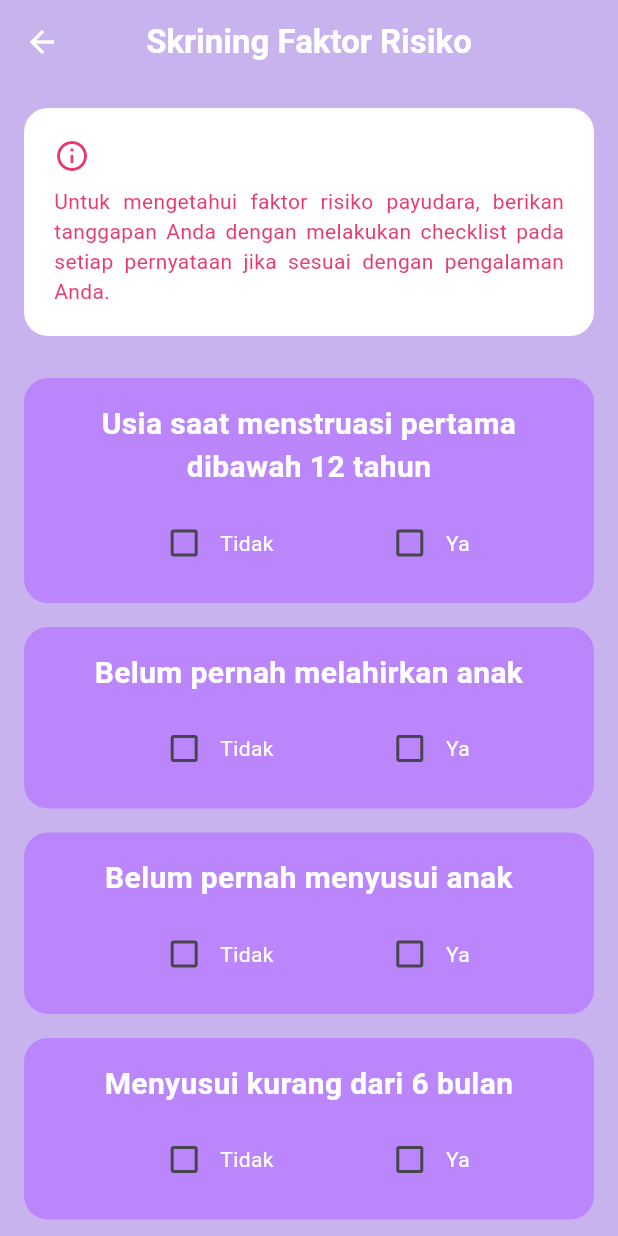
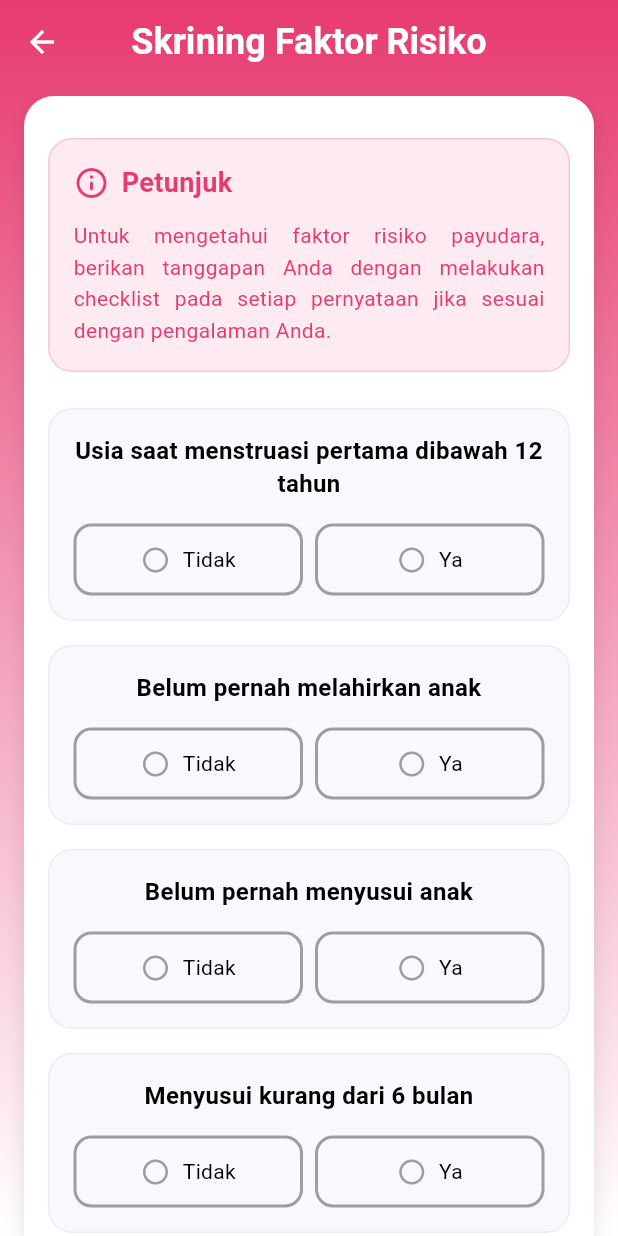
Before and after one commit to abuamar142/my_sadari, a Flutter app: the ScreeningView screen opened by its route, on a phone screen of 412 x 824 dp. Run offline on Flutter 3.47's test engine with Material 3 defaults, Android fonts, the phone set to English and light mode, and no system bars; our stand-ins replace awesome_notifications, get, get_storage, graphql_flutter, permission_handler; missing offline and left inert: flutter_inappwebview; accounts and stored records are empty.

Commit message:
screening: revamp screening ui

```diff
--- a/lib/app/modules/home/views/home_view.dart
+++ b/lib/app/modules/home/views/home_view.dart
@@ -156,7 +156,7 @@ class HomeView extends GetView<HomeController> {
     return Column(
       children: [
         MenuWidget(
-          title: 'SKRENING\nFAKTOR\nRESIKO',
+          title: 'SKRiNING\nFAKTOR\nRESIKO',
           image: AppImages.menu1,
           route: () => Get.toNamed(Routes.screening),
           color: AppColors.teal1,
--- a/lib/app/modules/screening/views/screening_view.dart
+++ b/lib/app/modules/screening/views/screening_view.dart
@@ -1,23 +1,28 @@
 import 'package:flutter/material.dart';
 import 'package:get/get.dart';
-import 'package:my_sadari/app/styles/app_colors.dart';
-import 'package:my_sadari/app/styles/app_dimension.dart';
 
+import '../../../styles/app_colors.dart';
+import '../../../styles/app_dimension.dart';
+import '../../../styles/app_text_style.dart';
 import '../controllers/screening_controller.dart';
 
 class ScreeningView extends GetView<ScreeningController> {
   const ScreeningView({super.key});
-
   @override
   Widget build(BuildContext context) {
-    return Scaffold(
-      backgroundColor: AppColors.blue2,
+    return Container(
+      decoration: BoxDecoration(gradient: AppColors.background1),
+      child: Scaffold(
+        backgroundColor: Colors.transparent,
         appBar: AppBar(
           title: Text(
             'Skrining Faktor Risiko',
-          style: TextStyle(fontWeight: FontWeight.bold, color: AppColors.white),
+            style: AppTextStyle.headingLarge2.copyWith(
+              fontWeight: FontWeight.bold,
+            ),
           ),
           backgroundColor: Colors.transparent,
+          elevation: 0,
           centerTitle: true,
           leading: IconButton(
             onPressed: () => Get.back(),
@@ -25,35 +30,76 @@ class ScreeningView extends GetView<ScreeningController> {
           ),
           automaticallyImplyLeading: false,
         ),
-      body: ListView(
+        body: Center(
+          child: SingleChildScrollView(
+            child: Container(
               padding: EdgeInsets.all(AppDimensions.paddingLarge),
+              margin: EdgeInsets.symmetric(
+                horizontal: AppDimensions.paddingLarge,
+                vertical: AppDimensions.paddingMedium,
+              ),
+              width: Get.width * 0.95,
+              decoration: BoxDecoration(
+                color: AppColors.white,
+                borderRadius: BorderRadius.circular(AppDimensions.radiusLarge),
+                boxShadow: [
+                  BoxShadow(
+                    color: Colors.black.withValues(alpha: 0.1),
+                    blurRadius: 10,
+                    offset: Offset(0, 5),
+                  ),
+                ],
+              ),
+              child: Column(
+                crossAxisAlignment: CrossAxisAlignment.center,
                 children: [
+                  SizedBox(height: 12),
                   _warning(),
-          SizedBox(height: 20),
+                  SizedBox(height: 24),
                   _questions(),
-          SizedBox(height: 24),
                   _submitButton(),
+                  SizedBox(height: 12),
                 ],
+              ),
+            ),
+          ),
+        ),
       ),
     );
   }
 
   Widget _warning() {
     return Container(
-      padding: EdgeInsets.all(20),
+      width: double.infinity,
+      padding: EdgeInsets.all(AppDimensions.paddingLarge),
       decoration: BoxDecoration(
-        color: AppColors.white,
-        borderRadius: BorderRadius.circular(16),
+        color: AppColors.pink.withValues(alpha: 0.1),
+        borderRadius: BorderRadius.circular(AppDimensions.radiusMedium),
+        border: Border.all(color: AppColors.pink.withValues(alpha: 0.2)),
       ),
       child: Column(
         crossAxisAlignment: CrossAxisAlignment.start,
         children: [
-          Icon(Icons.info_outline_rounded, color: AppColors.pink),
-          SizedBox(height: 8),
+          Row(
+            children: [
+              Icon(Icons.info_outline_rounded, color: AppColors.pink, size: 24),
+              SizedBox(width: 8),
               Text(
+                'Petunjuk',
+                style: AppTextStyle.headingSmall1.copyWith(
+                  color: AppColors.pink,
+                ),
+              ),
+            ],
+          ),
+          SizedBox(height: 12),
+          Text(
+            "Untuk mengetahui faktor risiko payudara, berikan tanggapan Anda dengan melakukan checklist pada setiap pernyataan jika sesuai dengan pengalaman Anda.",
             textAlign: TextAlign.justify,
-            "Untuk mengetahui faktor risiko payudara, berikan tanggapan Anda dengan melakukan checklist pada setiap pernyataan jika sesuai dengan pengalaman Anda.",
-            style: TextStyle(color: AppColors.pink),
+            style: AppTextStyle.bodyMedium1.copyWith(
+              color: AppColors.pink,
+              height: 1.5,
+            ),
           ),
         ],
       ),
@@ -64,54 +110,130 @@ class ScreeningView extends GetView<ScreeningController> {
     final stmt = controller.statements[index];
 
     return Container(
-      margin: EdgeInsets.symmetric(vertical: 8),
-      padding: EdgeInsets.all(16),
+      margin: EdgeInsets.only(bottom: AppDimensions.paddingLarge),
+      padding: EdgeInsets.all(AppDimensions.paddingLarge),
       decoration: BoxDecoration(
-        color: AppColors.purple1,
-        borderRadius: BorderRadius.circular(16),
+        color: AppColors.blue2.withValues(alpha: 0.1),
+        borderRadius: BorderRadius.circular(AppDimensions.radiusMedium),
+        border: Border.all(color: AppColors.blue2.withValues(alpha: 0.2)),
       ),
       child: Column(
         crossAxisAlignment: CrossAxisAlignment.center,
         children: [
           Text(
             stmt.text,
+            style: AppTextStyle.bodyLarge1.copyWith(
+              color: AppColors.black,
+              height: 1.4,
+            ),
             textAlign: TextAlign.center,
-            style: TextStyle(
-              color: AppColors.white,
-              fontSize: 20,
-              fontWeight: FontWeight.bold,
+          ),
+          SizedBox(height: AppDimensions.paddingLarge),
+          Row(
+            children: [
+              Expanded(
+                child: Obx(() {
+                  final sel = controller.answers[index].value;
+                  return InkWell(
+                    onTap: () => controller.selectFalse(index),
+                    borderRadius: BorderRadius.circular(
+                      AppDimensions.radiusSmall,
+                    ),
+                    child: Container(
+                      padding: EdgeInsets.symmetric(
+                        vertical: 12,
+                        horizontal: 16,
+                      ),
+                      decoration: BoxDecoration(
+                        color: sel == 1 ? AppColors.teal1 : Colors.transparent,
+                        borderRadius: BorderRadius.circular(
+                          AppDimensions.radiusSmall,
+                        ),
+                        border: Border.all(
+                          color: sel == 1 ? AppColors.teal1 : Colors.grey,
+                          width: 2,
                         ),
                       ),
-          SizedBox(height: 12),
-          Row(
-            mainAxisAlignment: MainAxisAlignment.spaceEvenly,
+                      child: Row(
+                        mainAxisAlignment: MainAxisAlignment.center,
                         children: [
-              Obx(() {
-                final sel = controller.answers[index].value;
-                return Row(
-                  children: [
-                    Checkbox(
-                      value: sel == 1,
-                      onChanged: (_) => controller.selectFalse(index),
-                      activeColor: AppColors.teal1,
+                          Icon(
+                            sel == 1
+                                ? Icons.check_circle
+                                : Icons.radio_button_unchecked,
+                            color: sel == 1 ? AppColors.white : Colors.grey,
+                            size: 20,
                           ),
-                    Text('Tidak', style: TextStyle(color: AppColors.white)),
+                          SizedBox(width: 8),
+                          Text(
+                            'Tidak',
+                            style: AppTextStyle.bodyMedium1.copyWith(
+                              color:
+                                  sel == 1 ? AppColors.white : AppColors.black,
+                              fontWeight:
+                                  sel == 1
+                                      ? FontWeight.bold
+                                      : FontWeight.normal,
+                            ),
+                          ),
                         ],
+                      ),
+                    ),
                   );
                 }),
-              Obx(() {
+              ),
+              SizedBox(width: AppDimensions.paddingMedium),
+              Expanded(
+                child: Obx(() {
                   final sel = controller.answers[index].value;
-                return Row(
+                  return InkWell(
+                    onTap: () => controller.selectTrue(index),
+                    borderRadius: BorderRadius.circular(
+                      AppDimensions.radiusSmall,
+                    ),
+                    child: Container(
+                      padding: EdgeInsets.symmetric(
+                        vertical: 12,
+                        horizontal: 16,
+                      ),
+                      decoration: BoxDecoration(
+                        color: sel == 2 ? AppColors.pink : Colors.transparent,
+                        borderRadius: BorderRadius.circular(
+                          AppDimensions.radiusSmall,
+                        ),
+                        border: Border.all(
+                          color: sel == 2 ? AppColors.pink : Colors.grey,
+                          width: 2,
+                        ),
+                      ),
+                      child: Row(
+                        mainAxisAlignment: MainAxisAlignment.center,
                         children: [
-                    Checkbox(
-                      value: sel == 2,
-                      onChanged: (_) => controller.selectTrue(index),
-                      activeColor: AppColors.teal1,
+                          Icon(
+                            sel == 2
+                                ? Icons.check_circle
+                                : Icons.radio_button_unchecked,
+                            color: sel == 2 ? AppColors.white : Colors.grey,
+                            size: 20,
                           ),
-                    Text('Ya', style: TextStyle(color: AppColors.white)),
+                          SizedBox(width: 8),
+                          Text(
+                            'Ya',
+                            style: AppTextStyle.bodyMedium1.copyWith(
+                              color:
+                                  sel == 2 ? AppColors.white : AppColors.black,
+                              fontWeight:
+                                  sel == 2
+                                      ? FontWeight.bold
+                                      : FontWeight.normal,
+                            ),
+                          ),
                         ],
+                      ),
+                    ),
                   );
                 }),
+              ),
             ],
           ),
         ],
@@ -121,7 +243,10 @@ class ScreeningView extends GetView<ScreeningController> {
 
   Widget _questions() {
     return Column(
-      children: List.generate(controller.statements.length, (i) => questionTile(i)),
+      children: List.generate(
+        controller.statements.length,
+        (i) => questionTile(i),
+      ),
     );
   }
 
@@ -130,9 +255,12 @@ class ScreeningView extends GetView<ScreeningController> {
       width: double.infinity,
       child: ElevatedButton(
         style: ElevatedButton.styleFrom(
-          backgroundColor: AppColors.purple3,
+          backgroundColor: AppColors.pink,
           padding: EdgeInsets.symmetric(vertical: 16),
-          shape: RoundedRectangleBorder(borderRadius: BorderRadius.circular(8)),
+          shape: RoundedRectangleBorder(
+            borderRadius: BorderRadius.circular(AppDimensions.radiusMedium),
+          ),
+          elevation: 2,
         ),
         onPressed: () {
           final hasUnanswered = controller.answers.any((ans) => ans.value == 0);
@@ -142,19 +270,15 @@ class ScreeningView extends GetView<ScreeningController> {
               'Harap jawab semua pernyataan sebelum submit.',
               backgroundColor: AppColors.red,
               colorText: AppColors.white,
+              snackPosition: SnackPosition.TOP,
+              margin: EdgeInsets.all(AppDimensions.paddingMedium),
+              borderRadius: AppDimensions.radiusSmall,
             );
             return;
           }
           controller.submit();
         },
-        child: Text(
-          'Submit',
-          style: TextStyle(
-            fontSize: 16,
-            fontWeight: FontWeight.bold,
-            color: AppColors.white,
-          ),
-        ),
+        child: Text('SUBMIT', style: AppTextStyle.buttonText1),
       ),
     );
   }
```
Lines whose indentation alone changed are shown as unchanged.
